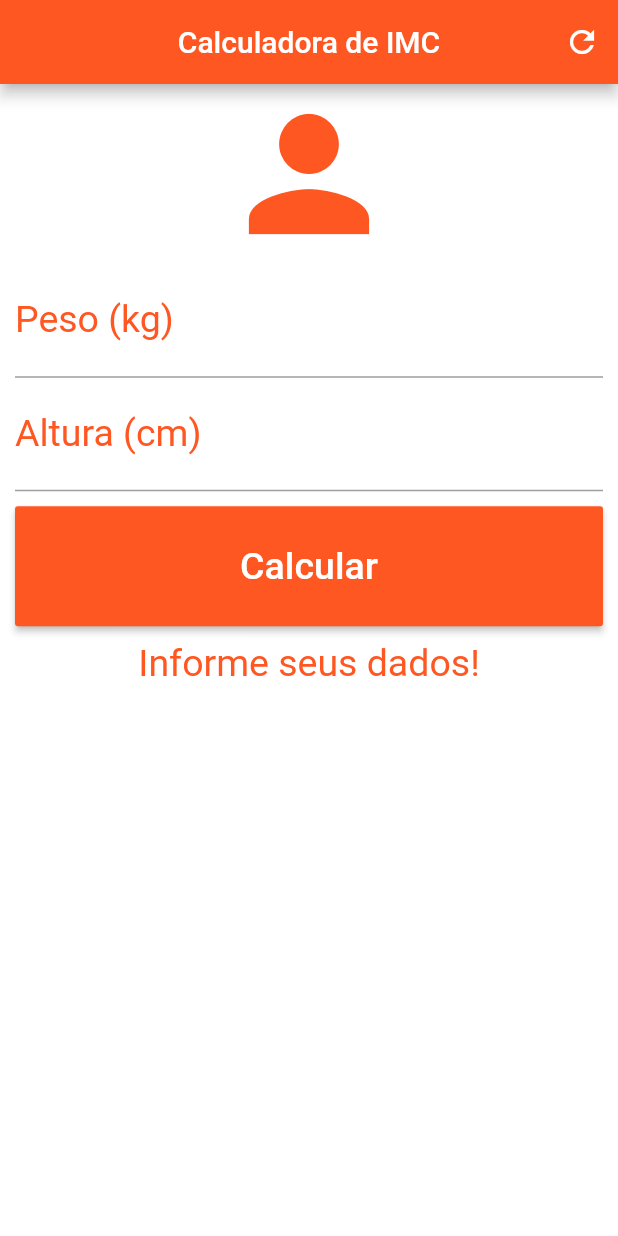
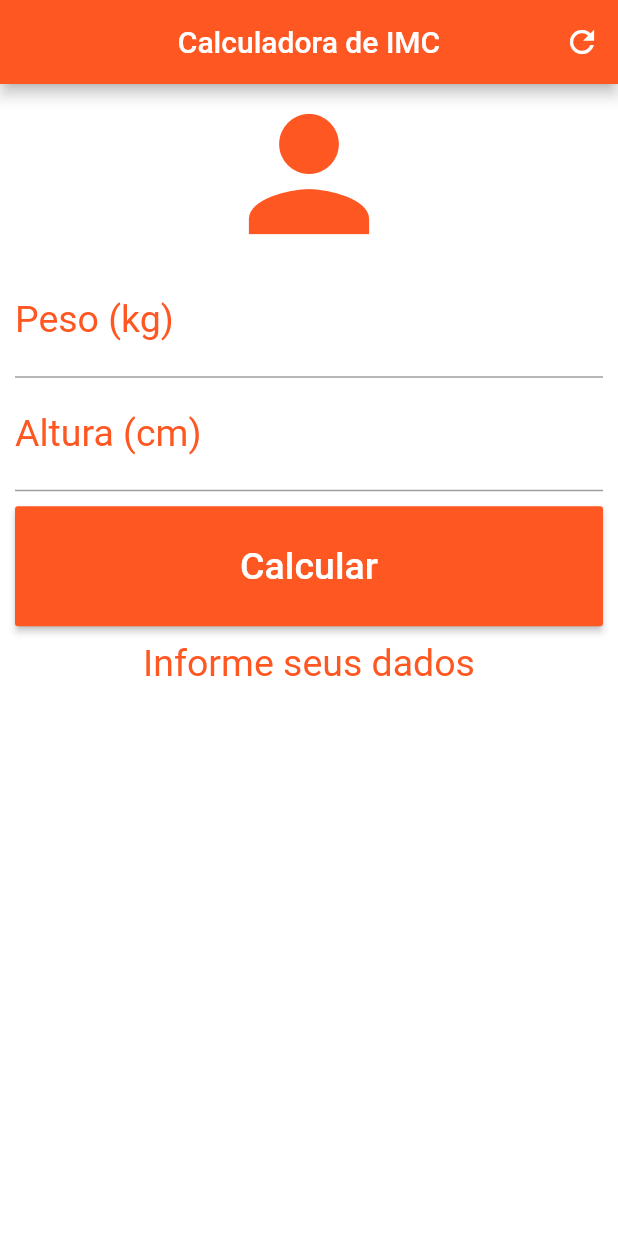
Before and after one commit to leordrigues/contador_imc, a Flutter app: the screen it shows after launch, after a tap on the "refresh" icon, on a phone screen of 412 x 824 dp. Run offline on Flutter 3.47's test engine with Material 2 defaults, Android fonts, the phone set to English and light mode, and no system bars.

Commit message:
Commit_Diario2

```diff
--- a/lib/main.dart
+++ b/lib/main.dart
@@ -15,12 +15,16 @@ class _HomeState extends State<Home> {
   TextEditingController weightController = TextEditingController();
   TextEditingController heightController = TextEditingController();
 
+  GlobalKey<FormState> _formKey = GlobalKey<FormState>();
+
   String _infoText = "Informe seus dados!";
-
   void _resertFiekds() {
     weightController.text = "";
     heightController.text = "";
     _infoText = "Informe seus dados!";
+    setState(() {
+      _infoText = "Informe seus dados";
+    });
   }
 
   void _calculate() {
@@ -31,19 +35,18 @@ class _HomeState extends State<Home> {
       print(imc);
       if (imc < 18.6) {
         _infoText = "Abaixo do Peso (${imc.toStringAsPrecision(3)})";
-      } else if (imc >= 18.6 && imc < 24.9){
+      } else if (imc >= 18.6 && imc < 24.9) {
         _infoText = "Peso Ideal (${imc.toStringAsPrecision(3)})";
-      } else if (imc >= 24.9 && imc < 29.9){
+      } else if (imc >= 24.9 && imc < 29.9) {
         _infoText = "Levemente Acima do Peso (${imc.toStringAsPrecision(3)})";
-      } else if (imc >= 29.9 && imc < 34.9){
+      } else if (imc >= 29.9 && imc < 34.9) {
         _infoText = "Obesidade Grau I (${imc.toStringAsPrecision(3)})";
-      } else if (imc >= 34.9 && imc < 39.9){
+      } else if (imc >= 34.9 && imc < 39.9) {
         _infoText = "Obesidade Grau I(${imc.toStringAsPrecision(3)})";
-      } else if (imc >= 40){
+      } else if (imc >= 40) {
         _infoText = "Obesidade Grau III (${imc.toStringAsPrecision(4)})";
       }
     });
-
   }
 
   @override
@@ -63,7 +66,9 @@ class _HomeState extends State<Home> {
         backgroundColor: Colors.white,
         body: SingleChildScrollView(
           padding: EdgeInsets.fromLTRB(10.0, 0.0, 10.0, 0.0),
-          child: Column(
+          child: Form(
+            key: _formKey,
+              child: Column(
             crossAxisAlignment: CrossAxisAlignment.stretch,
             children: <Widget>[
               Icon(Icons.person, size: 120.0, color: Colors.deepOrange),
@@ -75,8 +80,11 @@ class _HomeState extends State<Home> {
                 textAlign: TextAlign.center,
                 style: TextStyle(color: Colors.deepOrange, fontSize: 25.0),
                 controller: weightController,
+                validator: (value){
+
+                },
               ),
-              TextField(
+              TextFormField(
                 keyboardType: TextInputType.number,
                 decoration: InputDecoration(
                     labelText: "Altura (cm)",
@@ -105,7 +113,7 @@ class _HomeState extends State<Home> {
                 style: TextStyle(color: Colors.deepOrange, fontSize: 25.0),
               )
             ],
-          ),
+          )),
         ));
   }
 }
```
Also changed, not shown: 9 other files.
